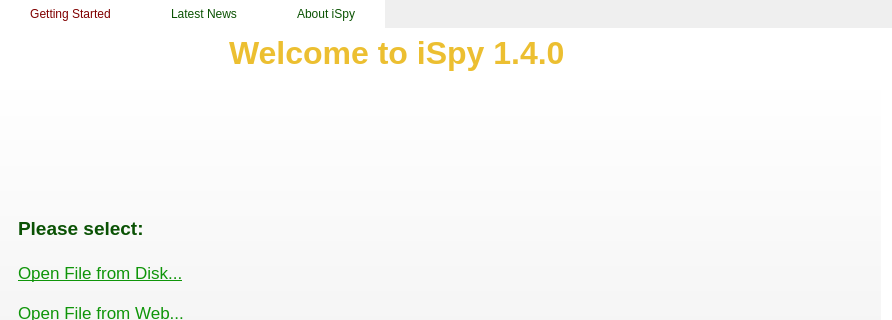
Old version of the form Iguana/QtGUI/src/ISpySplashScreen.ui in the repository cms-outreach/ispy; both pictures show x 0 to 892 and y 0 to 320 of the 892 by 582 pixel window.
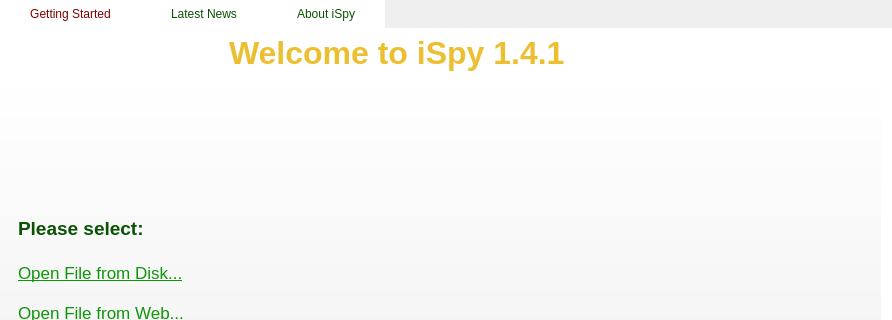
New version of the form. Icons and pictures are not drawn.

The edit to the form file:
```diff
--- a/Iguana/QtGUI/src/ISpySplashScreen.ui
+++ b/Iguana/QtGUI/src/ISpySplashScreen.ui
@@ -146,7 +146,7 @@
 </string>
             </property>
             <property name="text">
-             <string>Welcome to iSpy 1.4.0</string>
+             <string>Welcome to iSpy 1.4.1</string>
             </property>
            </widget>
           </item>
```
Left out of the diff: 2 changed lines with no effect on the pictures.
